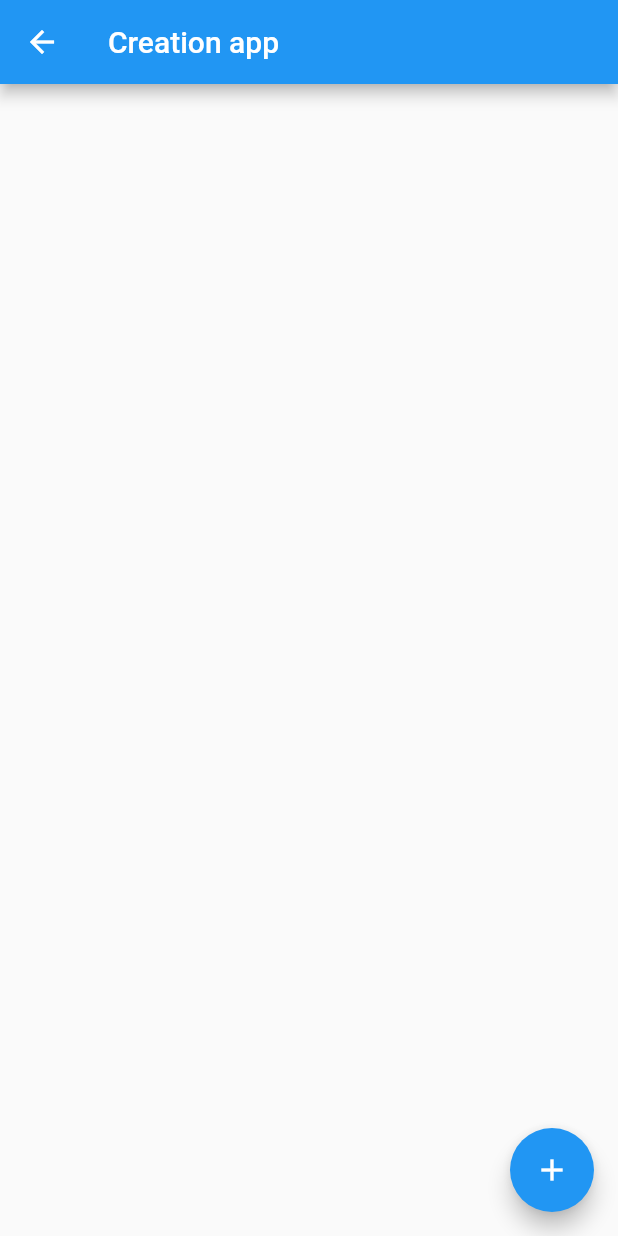
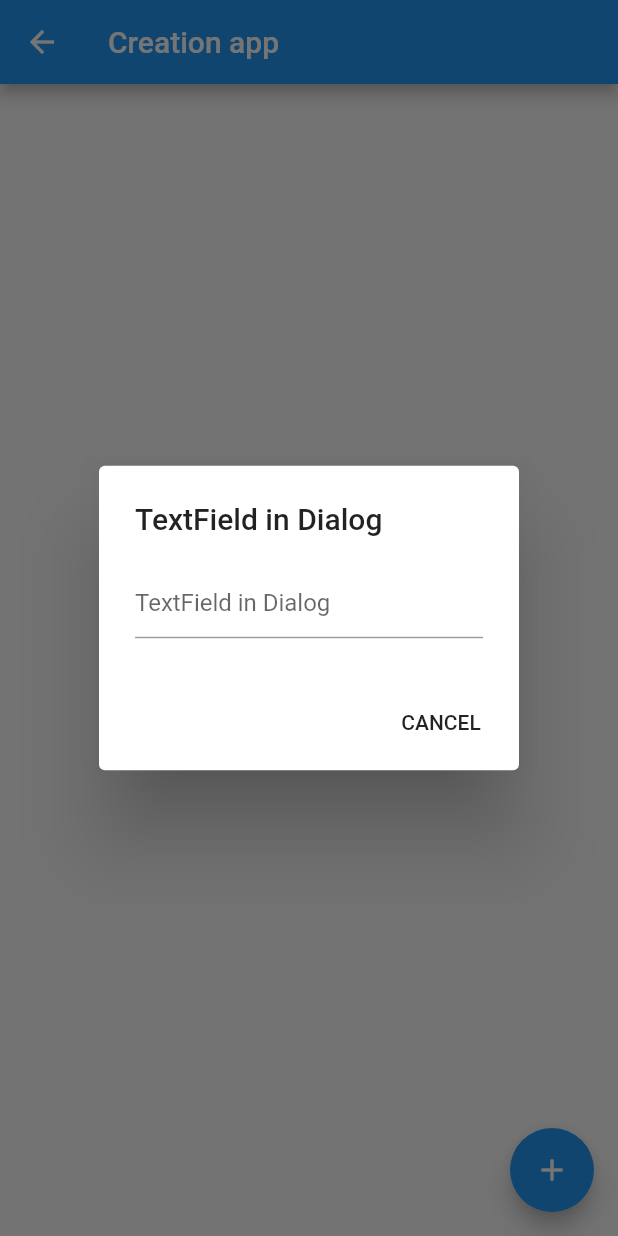
Before and after one commit to IPreferWater/flutter-ccs, a Flutter app: the AdminScreen screen opened directly, after a tap on the "add" icon, on a phone screen of 412 x 824 dp. Run offline on Flutter 3.47's test engine with Material 2 defaults, Android fonts, the phone set to English and light mode, and no system bars; our stand-ins replace bloc, equatable, flutter_bloc, sembast; missing offline and left inert: barcode_scan, before_after.

Commit message:
(develop) show a dialog when "+" is pressed"

```diff
--- a/lib/screens/admin.dart
+++ b/lib/screens/admin.dart
@@ -31,7 +31,7 @@ class _AdminScreenState extends State<AdminScreen> {
       floatingActionButton: FloatingActionButton(
         child: Icon(Icons.add),
         onPressed: () {
-          _creationBloc.dispatch(AddRandomCreation());
+          _displayDialog(context);
         },
       ),
     );
@@ -87,21 +87,28 @@ class _AdminScreenState extends State<AdminScreen> {
     );
   }
 }
-/*class AdminScreen extends StatelessWidget {
-  @override
-  Widget build(BuildContext context) {
-    return Scaffold(
-      appBar: AppBar(
-        title: Text("Second Route"),
-      ),
-      body: Center(
-        child: RaisedButton(
-          onPressed: () {
-            Navigator.pop(context);
-          },
-          child: Text('Go back!'),
-        ),
-      ),
-    );
-  }
-}*/
+
+
+
+
+_displayDialog(BuildContext context) async {
+  return showDialog(
+      context: context,
+      builder: (context) {
+        return AlertDialog(
+          title: Text('TextField in Dialog'),
+          content: TextField(
+            //controller: _textFieldController,
+            decoration: InputDecoration(hintText: "TextField in Dialog"),
+          ),
+          actions: <Widget>[
+            new FlatButton(
+              child: new Text('CANCEL'),
+              onPressed: () {
+                Navigator.of(context).pop();
+              },
+            )
+          ],
+        );
+      });
+}
```
